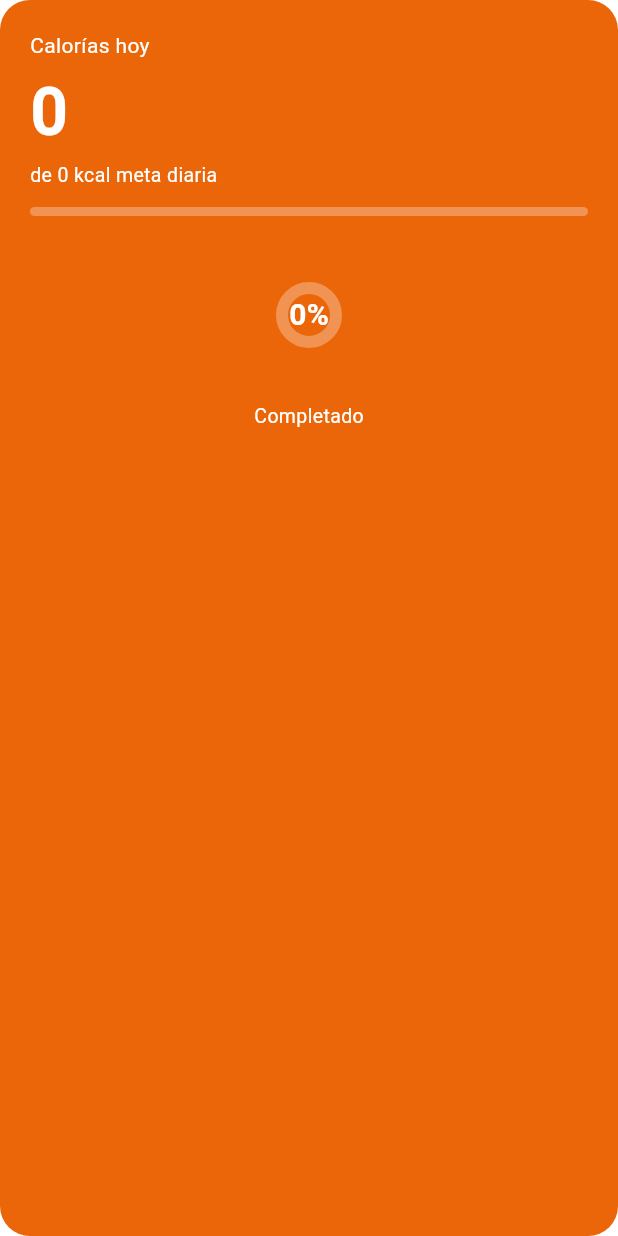
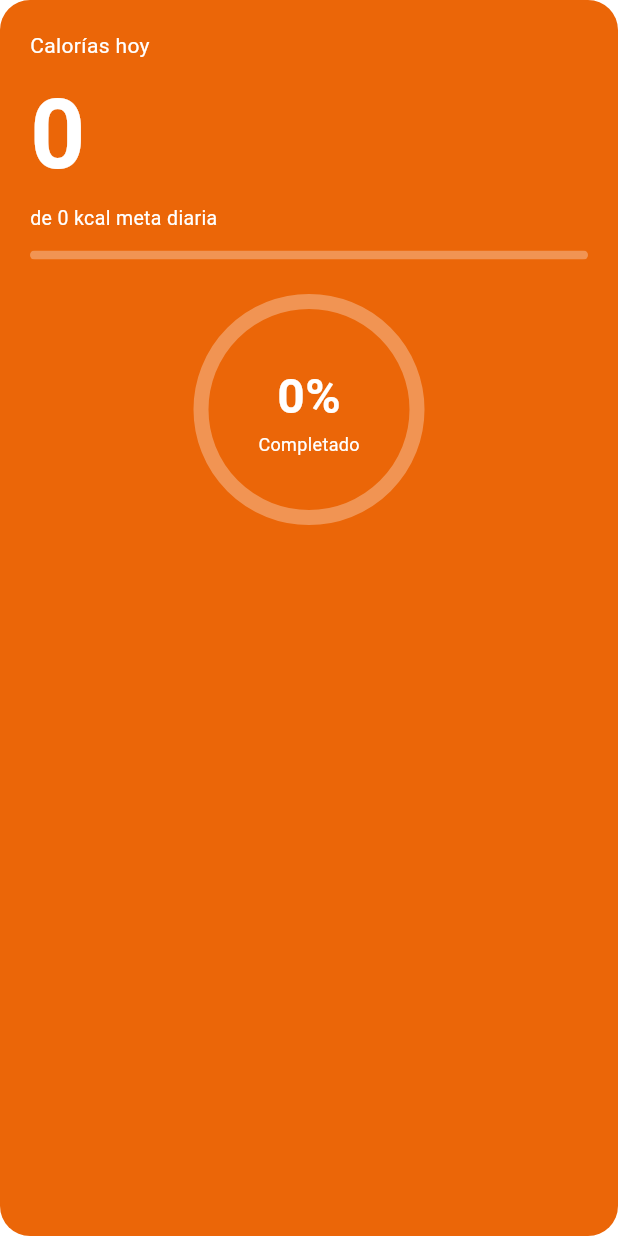
Before and after one commit to YxcidDev/fitness_life_application, a Flutter app: the CalorieCard widget shown alone on an empty page, opened directly with empty values, on a phone screen of 412 x 824 dp. Run offline on Flutter 3.47's test engine with Material 3 defaults, Android fonts, the phone set to English and light mode, and no system bars; our stand-ins replace device_info_plus, equatable, firebase_messaging, flutter_bloc, image_picker, supabase_flutter; accounts and stored records are empty.

Commit message:
feat(home): reemplazar circular progress por custom painter en calorie_card
Sustituye CircularProgressIndicator por CustomPaint con
_CircleProgressPainter. El painter dibuja fondo y arco
de progreso con StrokeCap.round en un círculo de 160x160px.
El texto de calorías aumenta a fontSize:64 para mayor
impacto visual. Elimina el texto 'Completado' separado
integrándolo dentro del CustomPaint como Column central.

```diff
--- a/lib/features/home/presentation/widgets/calorie_card.dart
+++ b/lib/features/home/presentation/widgets/calorie_card.dart
@@ -23,7 +23,7 @@ class CalorieCard extends StatelessWidget {
           Text(summary.caloriesConsumed.toStringAsFixed(0),
               style: const TextStyle(
                   color: kWhite,
-                  fontSize: 44,
+                  fontSize: 64,
                   fontWeight: FontWeight.bold)),
           Text('de ${summary.caloriesGoal.toStringAsFixed(0)} kcal meta diaria',
               style: const TextStyle(color: kWhite, fontSize: 13)),
@@ -37,36 +37,77 @@ class CalorieCard extends StatelessWidget {
               minHeight: 6,
             ),
           ),
-          const SizedBox(height: 16),
+          const SizedBox(height: 20),
           Center(
             child: SizedBox(
-              width: 100, height: 100,
-              child: Stack(
-                alignment: Alignment.center,
+              width: 160,
+              height: 160,
+              child: CustomPaint(
+                painter: _CircleProgressPainter(
+                  progress: summary.caloriesPercent,
+                ),
+                child: Center(
+                  child: Column(
+                    mainAxisAlignment: MainAxisAlignment.center,
                     children: [
-                  CircularProgressIndicator(
-                    value: summary.caloriesPercent,
-                    strokeWidth: 8,
-                    backgroundColor: kWhite.withOpacity(0.3),
-                    valueColor: const AlwaysStoppedAnimation<Color>(kWhite),
-                  ),
                       Text(
                         '${(summary.caloriesPercent * 100).toStringAsFixed(0)}%',
                         style: const TextStyle(
                           color: kWhite,
-                        fontSize: 20,
-                        fontWeight: FontWeight.bold),
+                          fontSize: 32,
+                          fontWeight: FontWeight.bold,
+                        ),
+                      ),
+                      const Text(
+                        'Completado',
+                        style: TextStyle(color: kWhite, fontSize: 12),
                       ),
                     ],
                   ),
                 ),
               ),
+            ),
+          ),
           const SizedBox(height: 8),
-          const Center(
-              child: Text('Completado',
-                  style: TextStyle(color: kWhite, fontSize: 13))),
         ],
       ),
     );
   }
 }
+
+class _CircleProgressPainter extends CustomPainter {
+  final double progress;
+  _CircleProgressPainter({required this.progress});
+
+  @override
+  void paint(Canvas canvas, Size size) {
+    final center = Offset(size.width / 2, size.height / 2);
+    final radius = size.width / 2 - 8;
+    const strokeWidth = 10.0;
+
+    final bgPaint = Paint()
+      ..color = Colors.white.withOpacity(0.3)
+      ..style = PaintingStyle.stroke
+      ..strokeWidth = strokeWidth
+      ..strokeCap = StrokeCap.round;
+
+    canvas.drawCircle(center, radius, bgPaint);
+
+    final fgPaint = Paint()
+      ..color = Colors.white
+      ..style = PaintingStyle.stroke
+      ..strokeWidth = strokeWidth
+      ..strokeCap = StrokeCap.round;
+
+    canvas.drawArc(
+      Rect.fromCircle(center: center, radius: radius),
+      -1.5708,
+      progress * 6.2832,
+      false,
+      fgPaint,
+    );
+  }
+
+  @override
+  bool shouldRepaint(_CircleProgressPainter old) => old.progress != progress;
+}
```
Lines whose indentation alone changed are shown as unchanged.
